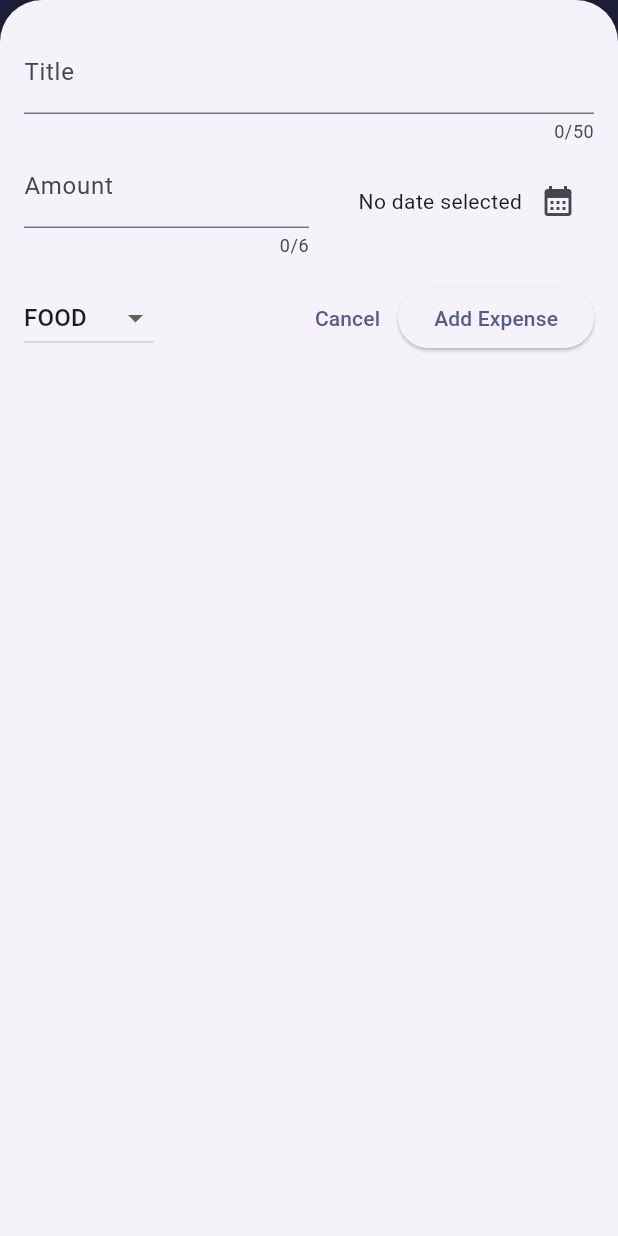
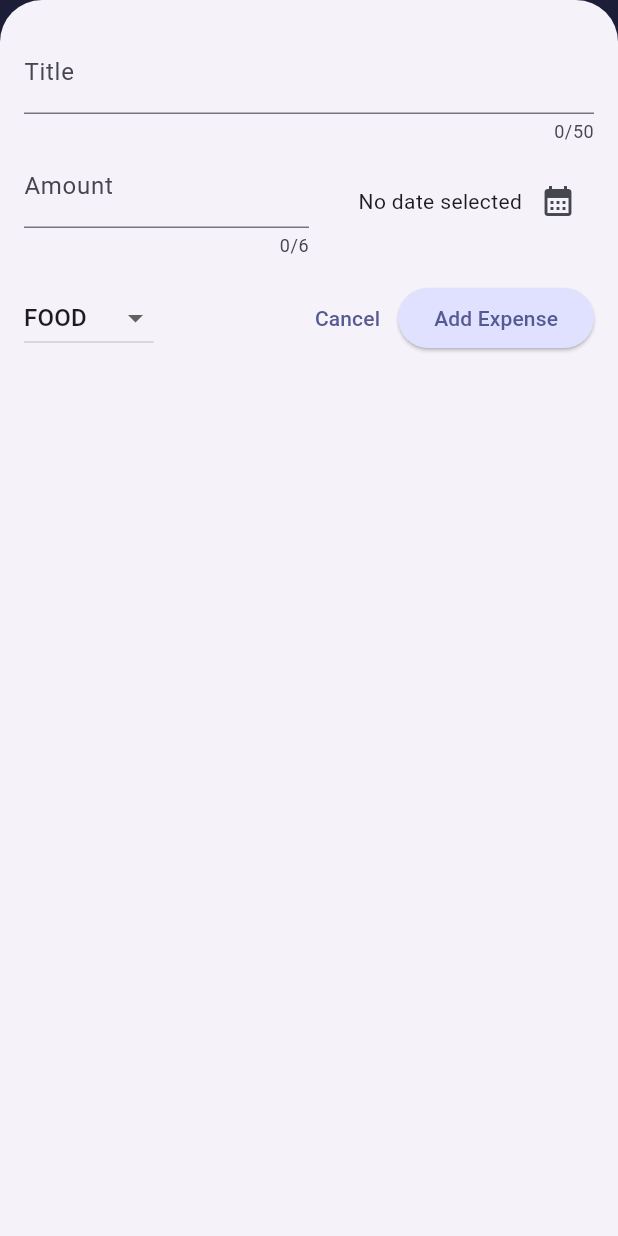
Before and after one commit to pnkulkarni05/expenses_tracker, a Flutter app: the screen it shows after launch, after a tap on the "add" icon, on a phone screen of 412 x 824 dp. Run offline on Flutter 3.47's test engine with Material 3 defaults, Android fonts, the phone set to English and light mode, and no system bars.

Commit message:
Addded custome themes for cards, text and elevatedButton.

```diff
--- a/commits_description.txt
+++ b/commits_description.txt
@@ -256,3 +256,8 @@ Commit 21:
 Added a custom colorScheme for the application in main.dart.
 
 -----------------------------------------------------------------------------------------------------------------------------------------
+
+Commit 22:
+Addded custome themes for cards, text and elevatedButton.
+
+-----------------------------------------------------------------------------------------------------------------------------------------
--- a/lib/main.dart
+++ b/lib/main.dart
@@ -2,17 +2,34 @@ import 'package:expense_tracker/widgets/expenses.dart';
 import 'package:flutter/material.dart';
 
 ColorScheme kColorScheme =
-    ColorScheme.fromSeed(seedColor: const Color.fromARGB(255, 42, 50, 169));
+    ColorScheme.fromSeed(seedColor: const Color.fromARGB(255, 86, 96, 229));
 void main() {
   runApp(
     MaterialApp(
       debugShowCheckedModeBanner: false,
       theme: ThemeData().copyWith(
-          colorScheme: kColorScheme,
-          appBarTheme: const AppBarTheme().copyWith(
-            foregroundColor: kColorScheme.primaryContainer,
-            backgroundColor: kColorScheme.onPrimaryContainer,
-          )),
+        colorScheme: kColorScheme,
+        appBarTheme: const AppBarTheme().copyWith(
+          foregroundColor: kColorScheme.primaryContainer,
+          backgroundColor: kColorScheme.onPrimaryContainer,
+        ),
+        cardTheme: const CardTheme().copyWith(
+          color: kColorScheme.secondaryContainer,
+          margin: const EdgeInsets.symmetric(vertical: 8, horizontal: 16),
+        ),
+        elevatedButtonTheme: ElevatedButtonThemeData(
+          style: ElevatedButton.styleFrom(
+            backgroundColor: kColorScheme.primaryContainer,
+          ),
+        ),
+        textTheme: ThemeData().textTheme.copyWith(
+              titleLarge: TextStyle(
+                color: kColorScheme.onSecondary,
+                fontWeight: FontWeight.normal,
+                fontSize: 14,
+              ),
+            ),
+      ),
       home: const Scaffold(
         body: Expenses(),
       ),
```
